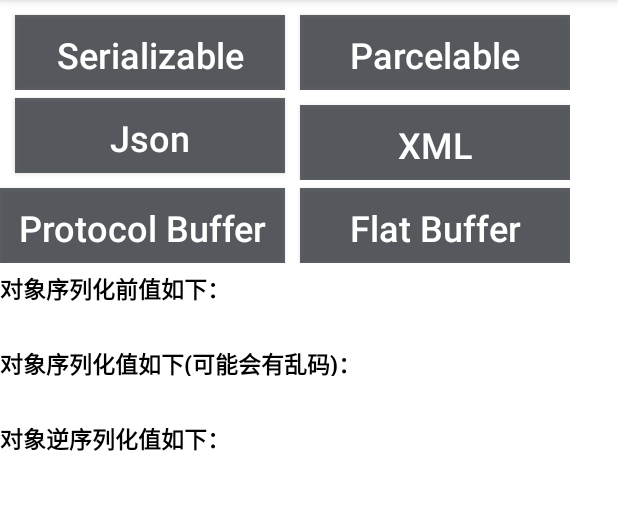
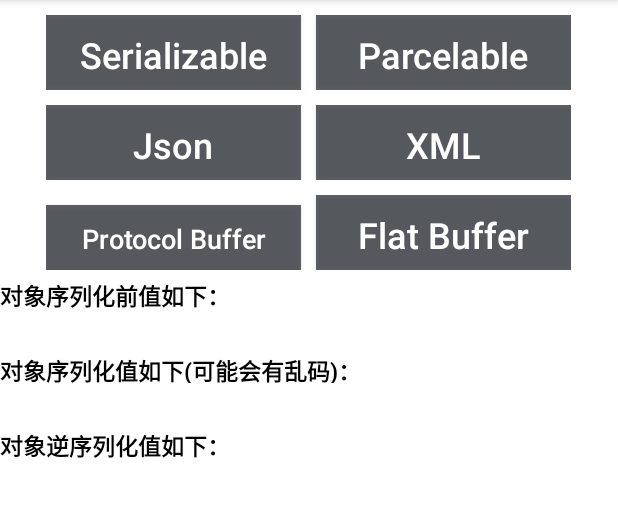
Before and after one commit to xotty/SerializeDemo, an Android app: the screen it shows after launch (MainActivity), on a phone screen of 412 x 824 dp, the part 84-601 px from its top. Run offline under Robolectric (Android 15) with nearby library versions, the phone set to English and light mode, and no system bars.

Commit message:
补充Gradle文件，使其能在Android Studio中直接运行，另外简单优化了一下布局

```diff
--- a/SerializableDemo/src/main/java/org/xottys/serializedemo/FlatBufferDemo.java
+++ b/SerializableDemo/src/main/java/org/xottys/serializedemo/FlatBufferDemo.java
@@ -86,13 +86,12 @@ public class FlatBufferDemo {
         s.setAge((int) student.age());
         s.setMale(student.isMale());
         s.setWeight(student.weight());
-        ;
         String[] favoriteBooks = new String[student.favoriteBooksLength()];
         for (int i = 0; i < student.favoriteBooksLength(); i++) {
             favoriteBooks[i] = student.favoriteBooks(i);
         }
         s.setFavoriteBooks(favoriteBooks);
-        HashSet<String> hs = new HashSet<String>(student.interestsLength());
+        HashSet<String> hs = new HashSet<>(student.interestsLength());
         for (int i = 0; i < student.interestsLength(); i++) {
             hs.add(student.interests(i));
         }
--- a/SerializableDemo/src/main/java/org/xottys/serializedemo/ProtocolBufferDemo.java
+++ b/SerializableDemo/src/main/java/org/xottys/serializedemo/ProtocolBufferDemo.java
@@ -10,6 +10,8 @@
  * @version 1.0
  */
 package org.xottys.serializedemo;
+
+import com.google.protobuf.InvalidProtocolBufferException;
 
 import java.io.ByteArrayInputStream;
 import java.io.ByteArrayOutputStream;
@@ -53,7 +55,7 @@ public class ProtocolBufferDemo {
         StudentPB.Student t = null;
         try {
             t = StudentPB.Student.parseFrom(data);
-        } catch (com.google.protobuf.InvalidProtocolBufferException e) {
+        } catch (InvalidProtocolBufferException e) {
             e.printStackTrace();
         } catch (IOException e) {
             e.printStackTrace();
--- a/SerializableDemo/src/main/res/layout/activity_main.xml
+++ b/SerializableDemo/src/main/res/layout/activity_main.xml
@@ -5,20 +5,18 @@
     android:background="#FFFFFFFF"
     android:orientation="vertical"
     android:weightSum="1">
-
     <LinearLayout
         android:layout_width="wrap_content"
         android:layout_height="wrap_content"
         android:background="#FFFFFFFF"
         android:orientation="horizontal"
-        android:weightSum="1">
+        android:layout_gravity="center_horizontal"
+        android:layout_marginTop="10dp">
 
         <Button
             android:id="@+id/bt1"
-            android:layout_width="180dp"
+            android:layout_width="170dp"
             android:layout_height="50dp"
-            android:layout_marginLeft="10dp"
-            android:layout_marginTop="10dp"
             android:gravity="center_horizontal"
             android:text="Serializable"
             android:textAllCaps="false"
@@ -27,10 +25,9 @@
 
         <Button
             android:id="@+id/bt2"
-            android:layout_width="180dp"
+            android:layout_width="170dp"
             android:layout_height="50dp"
-            android:layout_marginLeft="10dp"
-            android:layout_marginTop="10dp"
+            android:layout_marginStart="10dp"
             android:gravity="center_horizontal"
             android:text="Parcelable"
             android:textAllCaps="false"
@@ -43,14 +40,13 @@
         android:layout_height="wrap_content"
         android:background="#FFFFFFFF"
         android:orientation="horizontal"
-        android:weightSum="1">
+        android:layout_gravity="center_horizontal"
+        android:layout_marginTop="10dp">
 
         <Button
             android:id="@+id/bt3"
-            android:layout_width="180dp"
+            android:layout_width="170dp"
             android:layout_height="50dp"
-            android:layout_marginLeft="10dp"
-            android:layout_marginTop="5dp"
             android:gravity="center_horizontal"
             android:text="Json"
             android:textAllCaps="false"
@@ -58,10 +54,9 @@
             android:visibility="visible" />
         <Button
             android:id="@+id/bt4"
-            android:layout_width="180dp"
+            android:layout_width="170dp"
             android:layout_height="50dp"
             android:layout_marginLeft="10dp"
-            android:layout_marginTop="10dp"
             android:gravity="center_horizontal"
             android:text="XML"
             android:textAllCaps="false"
@@ -73,33 +68,37 @@
         android:layout_height="wrap_content"
         android:background="#FFFFFFFF"
         android:orientation="horizontal"
-        android:weightSum="1">
+        android:layout_gravity="center_horizontal"
+        android:layout_marginTop="10dp">
 
         <Button
             android:id="@+id/bt5"
-            android:layout_width="190dp"
+            android:layout_width="170dp"
             android:layout_height="50dp"
-            android:layout_marginLeft="0dp"
-            android:layout_marginTop="5dp"
             android:gravity="center_horizontal"
             android:text="Protocol Buffer"
             android:textAllCaps="false"
-            android:textSize="24sp"
+            android:textSize="18sp"
             android:visibility="visible" />
 
         <Button
             android:id="@+id/bt6"
-            android:layout_width="180dp"
+            android:layout_width="170dp"
             android:layout_height="50dp"
-            android:layout_marginLeft="10dp"
-            android:layout_marginTop="5dp"
+            android:layout_marginStart="10dp"
             android:gravity="center_horizontal"
             android:text="Flat Buffer"
             android:textAllCaps="false"
             android:textSize="24sp"
             android:visibility="visible" />
     </LinearLayout>
-
+<ScrollView
+    android:layout_width="match_parent"
+    android:layout_height="wrap_content">
+    <LinearLayout
+        android:layout_width="match_parent"
+        android:layout_height="wrap_content"
+        android:orientation="vertical">
     <TextView
         android:layout_width="match_parent"
         android:layout_height="20dp"
@@ -149,4 +148,6 @@
         android:layout_marginLeft="20dp"
         android:layout_marginTop="5dp"
         android:textColor="@android:color/black" />
+    </LinearLayout>
+</ScrollView>
 </LinearLayout>
--- /dev/null
+++ b/settings.gradle
@@ -0,0 +1 @@
+include ':SerializableDemo'
```
Also changed, not shown: SerializableDemo/build.gradle (+7 -13 lines), SerializableDemo/src/main/java/org/xottys/serializedemo/JsonDemo.java (+4 -4 lines), build.gradle (added, +25 -0 lines), gradle.properties (added, +13 -0 lines), gradle/wrapper/gradle-wrapper.properties (added), 2 other files.
